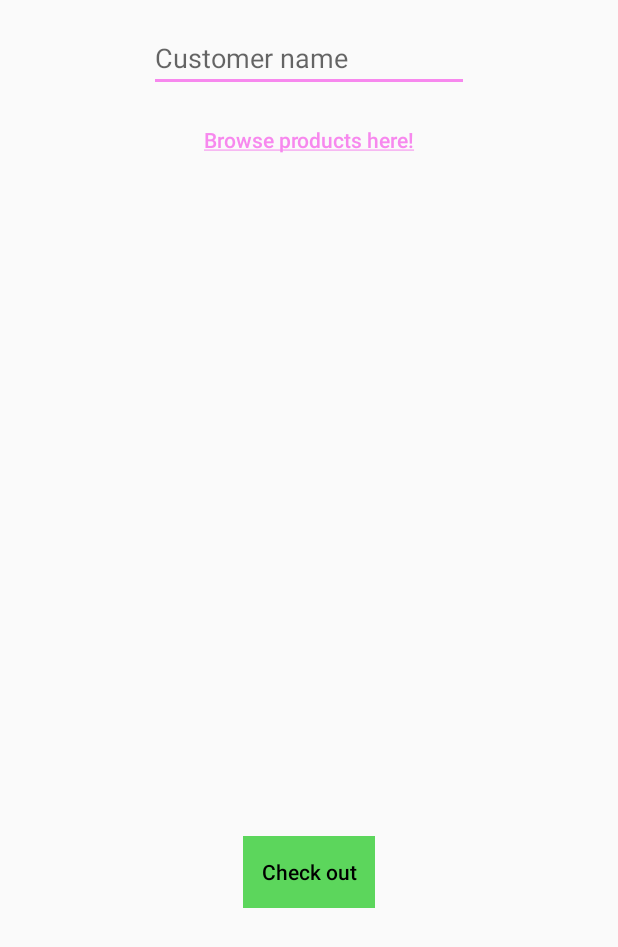
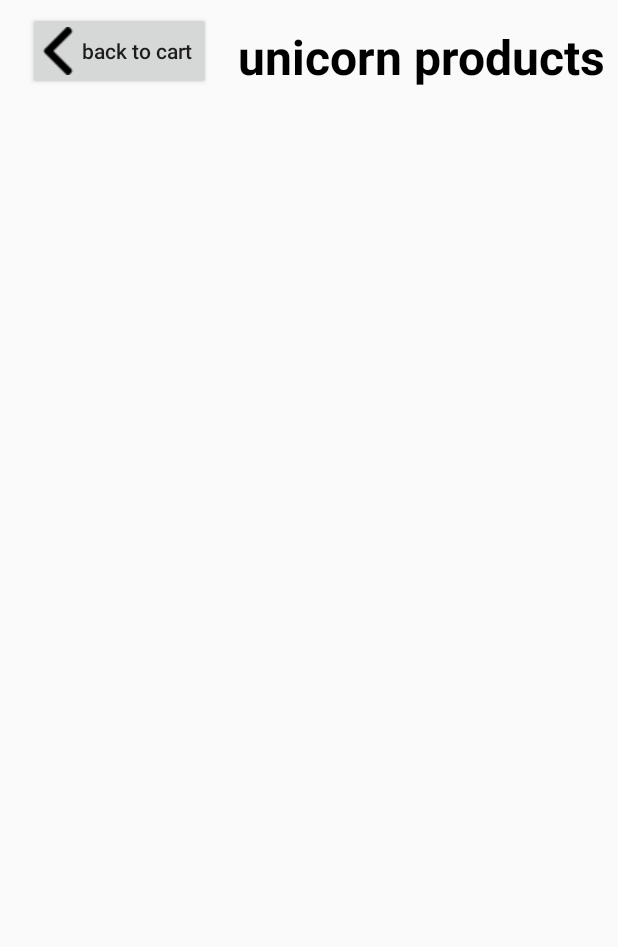
Before and after one commit to neilalden/dream-pouch, an Android app: the cart screen opened directly, with no data from a screen before it, after a tap on "Browse products here!", on a phone screen of 412 x 824 dp. Shown: the top 947 px of the screen. Run offline under Robolectric (Android 15) with nearby library versions, the phone set to English and light mode, and no system bars; our stand-ins replace Firebase (no records; nobody signed in at launch, a user with empty details on screens opened directly); libraries missing offline, so code that uses them is left out: com.firebase.ui; 4 statements that could not run were skipped.

Commit message:
test commit

```diff
--- a/app/src/main/AndroidManifest.xml
+++ b/app/src/main/AndroidManifest.xml
@@ -12,11 +12,11 @@
         android:roundIcon="@mipmap/ic_launcher_round"
         android:supportsRtl="true"
         android:theme="@style/AppTheme">
-        <activity android:name=".sellListView"></activity>
+        <activity android:name=".sellProductView"></activity>
+        <activity android:name=".sellListView" />
         <activity android:name=".cart" />
         <activity android:name=".dashboard" />
         <activity android:name=".addproduct" />
-        <activity android:name=".productpage" />
         <activity android:name=".home" />
         <activity android:name=".register" />
         <activity android:name=".MainActivity">
--- a/app/src/main/java/com/example/test/sellListView.java
+++ b/app/src/main/java/com/example/test/sellListView.java
@@ -1,14 +1,99 @@
 package com.example.test;
 
+import androidx.annotation.NonNull;
 import androidx.appcompat.app.AppCompatActivity;
 
+import android.content.Intent;
 import android.os.Bundle;
+import android.view.View;
+import android.widget.AdapterView;
+import android.widget.Button;
+import android.widget.ImageView;
+import android.widget.ListView;
+import android.widget.TextView;
+
+import com.bumptech.glide.Glide;
+import com.firebase.ui.database.FirebaseListAdapter;
+import com.firebase.ui.database.FirebaseListOptions;
+import com.google.firebase.database.DatabaseReference;
+import com.google.firebase.database.FirebaseDatabase;
+import com.google.firebase.database.Query;
+import com.google.firebase.storage.FirebaseStorage;
+import com.google.firebase.storage.StorageReference;
 
 public class sellListView extends AppCompatActivity {
 
+    FirebaseListAdapter adapter;
+    ListView myListView;
+    FirebaseDatabase database;
+    DatabaseReference myRef;
+    Product product;
+    StorageReference mStorageRef;
+    public String globalstring;
     @Override
     protected void onCreate(Bundle savedInstanceState) {
         super.onCreate(savedInstanceState);
         setContentView(R.layout.activity_sell_list_view);
+
+
+        product = new Product();
+        myListView = findViewById(R.id.listview);
+        database = FirebaseDatabase.getInstance();
+        myRef = database.getReference("products");
+        mStorageRef = FirebaseStorage.getInstance().getReference("products");
+        Query query = FirebaseDatabase.getInstance().getReference().child("products");
+        final FirebaseListOptions<Product> options = new FirebaseListOptions.Builder<Product>()
+                .setLayout(R.layout.product_info)
+                .setQuery(query, Product.class)
+                .build();
+        adapter = new FirebaseListAdapter(options) {
+            @Override
+            protected void populateView(@NonNull View v, @NonNull Object model, int position) {
+                TextView productName = v.findViewById(R.id.productName);
+                TextView productSpecs = v.findViewById(R.id.productSpecs);
+                TextView productStock = v.findViewById(R.id.productStock);
+                ImageView img = v.findViewById(R.id.product_image);
+                Product prd = (Product)model;
+                productName.setText(prd.getName());
+                productSpecs.setText(prd.getSpecs());
+                productStock.setText("Stocks remaining: "+prd.getStocks());
+
+                Glide.with(sellListView.this)
+                        .load(prd.getImage())
+                        .into(img);
+
+
+            }
+        };
+        myListView.setAdapter(adapter);
+
+        myListView.setOnItemClickListener(new AdapterView.OnItemClickListener() {
+            @Override
+            public void onItemClick(AdapterView<?> adapterView, View view, int i, long l) {
+                globalstring = ((TextView)view.findViewById(R.id.productSpecs)).getText().toString();
+                Intent intent = new Intent(sellListView.this, sellProductView.class);
+                intent.addFlags(Intent.FLAG_ACTIVITY_CLEAR_TOP);
+                startActivity(intent);
+            }
+        });
+
+        findViewById(R.id.btn_back).setOnClickListener(new View.OnClickListener() {
+            @Override
+            public void onClick(View view) {
+                Intent i = new Intent(sellListView.this, cart.class);
+                startActivity(i);
+            }
+        });
+    }
+    @Override
+    protected void onStart() {
+        super.onStart();
+        adapter.startListening();
+    }
+
+    @Override
+    protected void onStop() {
+        super.onStop();
+        adapter.stopListening();
     }
 }
--- a/app/src/main/res/layout/activity_sell_list_view.xml
+++ b/app/src/main/res/layout/activity_sell_list_view.xml
@@ -6,4 +6,43 @@
     android:layout_height="match_parent"
     tools:context=".sellListView">
 
+    <TextView
+        android:id="@+id/textView5"
+        android:layout_width="wrap_content"
+        android:layout_height="wrap_content"
+        android:layout_marginTop="16dp"
+        android:layout_marginEnd="8dp"
+        android:text="unicorn products"
+        android:textColor="#000"
+        android:textSize="32sp"
+        android:textStyle="bold"
+        app:layout_constraintEnd_toEndOf="parent"
+        app:layout_constraintTop_toTopOf="parent" />
+
+    <Button
+        android:id="@+id/btn_back"
+        android:layout_width="wrap_content"
+        android:layout_height="wrap_content"
+        android:layout_marginStart="16dp"
+        android:layout_marginTop="8dp"
+        android:layout_marginEnd="16dp"
+        android:drawableLeft="@drawable/back"
+        android:paddingLeft="4dp"
+        android:text="back to cart"
+        android:textAllCaps="false"
+        app:layout_constraintEnd_toStartOf="@+id/textView5"
+        app:layout_constraintStart_toStartOf="parent"
+        app:layout_constraintTop_toTopOf="parent" />
+
+    <ListView
+        android:id="@+id/listview"
+        android:layout_width="409dp"
+        android:layout_height="0dp"
+        android:layout_marginTop="8dp"
+        app:layout_constraintBottom_toBottomOf="parent"
+        app:layout_constraintEnd_toEndOf="parent"
+        app:layout_constraintHorizontal_bias="0.0"
+        app:layout_constraintStart_toStartOf="parent"
+        app:layout_constraintTop_toBottomOf="@+id/btn_back"
+        app:layout_constraintVertical_bias="1.0" />
 </androidx.constraintlayout.widget.ConstraintLayout>
```
Also changed, not shown: app/src/main/java/com/example/test/cart.java (+1 -1 lines), app/src/main/java/com/example/test/home.java (+10 -7 lines), app/src/main/java/com/example/test/productpage.java (deleted, +0 -20 lines), app/src/main/java/com/example/test/sellProductView.java (added, +14 -0 lines), app/src/main/res/layout/activity_productpage.xml (deleted, +0 -26 lines), app/src/main/res/layout/activity_sell_product_view.xml (added, +75 -0 lines).
